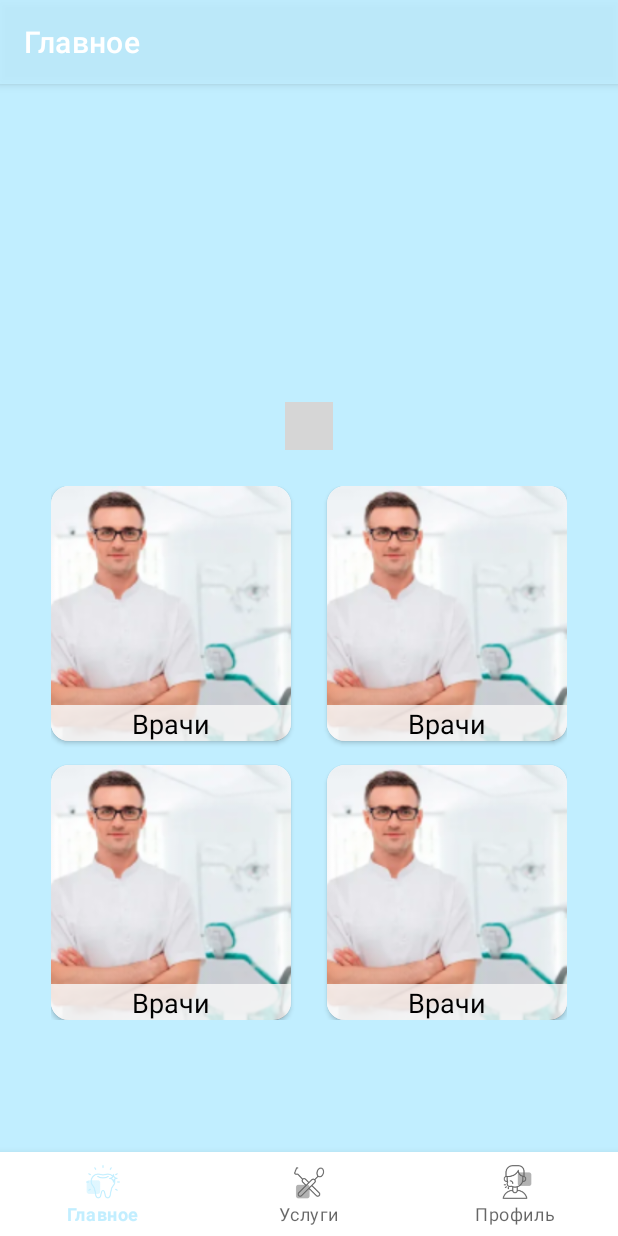
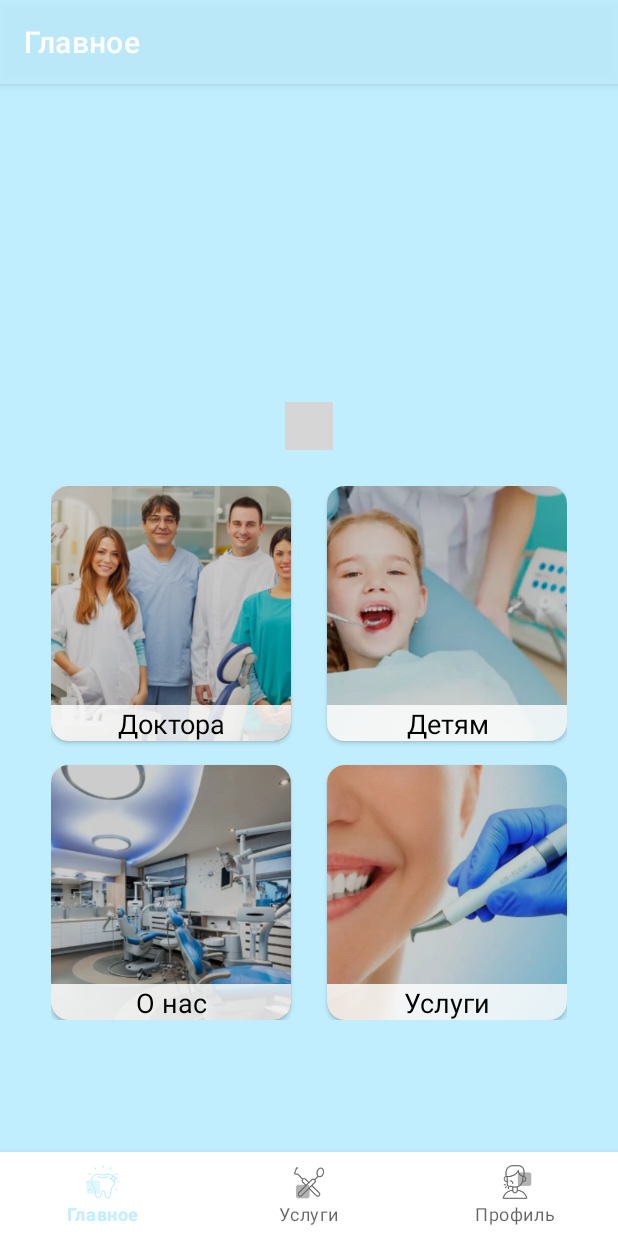
Before and after one commit to aycholpon-bektenbekova/Ibolot, an Android app: the screen it shows after launch (MainActivity), on a phone screen of 412 x 824 dp. Run offline under Robolectric (Android 15) with nearby library versions, the phone set to English and light mode, and no system bars; our stand-ins replace navigation-ui; libraries missing offline, so code that uses them is left out: by.kirich1409.viewbindingdelegate; plain views replace WormDotsIndicator; 5 statements that could not run were skipped; grey boxes are pictures that could not be loaded.

Commit message:
update main fragment

```diff
--- a/app/src/main/java/com/example/ibolot/ui/fragments/main/MainFragment.kt
+++ b/app/src/main/java/com/example/ibolot/ui/fragments/main/MainFragment.kt
@@ -5,6 +5,8 @@ import android.util.Log
 import android.view.View
 import android.view.ViewGroup
 import android.widget.LinearLayout
+import android.widget.Toast
+import androidx.navigation.fragment.findNavController
 import by.kirich1409.viewbindingdelegate.viewBinding
 import com.example.ibolot.R
 import com.example.ibolot.databinding.FragmentMainBinding
@@ -26,13 +28,27 @@ class MainFragment : BaseFragment(R.layout.fragment_main) {
         init()
     }
 
-    fun init() {
+    private fun init() {
         binding.viewPager2.adapter = adapter
         //binding.dotsInd.setViewPager2(binding.viewPager2)
 
-        Log.e("ololo" , "ololo")
-        adapter.addItems(PagerItem(R.drawable.main_img.toString() , 1))
+        binding.cardDoctors.setOnClickListener {
+            findNavController().navigate(R.id.doctorsFragment)
+        }
+        binding.cardChildren.setOnClickListener {
+            Toast.makeText(context, "Раздел находится в разработке", Toast.LENGTH_SHORT).show()
+        }
+        binding.cardAbout.setOnClickListener {
+            Toast.makeText(context, "Раздел находится в разработке", Toast.LENGTH_SHORT).show()
+        }
+        binding.cardServices.setOnClickListener {
+            findNavController().navigate(R.id.navigation_service)
+        }
+
+        Log.e("ololo", "ololo")
+        adapter.addItems(PagerItem(R.drawable.main_img.toString(), 1))
     }
+
     private fun onItemClick(item: PagerItem) {
     }
 }
--- a/app/src/main/res/layout/fragment_main.xml
+++ b/app/src/main/res/layout/fragment_main.xml
@@ -43,7 +43,7 @@
         android:orientation="vertical">
 
         <androidx.cardview.widget.CardView
-            android:id="@+id/card_view"
+            android:id="@+id/card_doctors"
             android:layout_width="160dp"
             android:layout_height="170dp"
             app:cardCornerRadius="12dp"
@@ -55,7 +55,7 @@
                 android:layout_width="match_parent"
                 android:layout_height="match_parent"
                 android:scaleType="centerCrop"
-                android:src="@drawable/item_doctor"
+                android:src="@drawable/img_doctors_card"
                 tools:ignore="ContentDescription" />
 
             <TextView
@@ -63,8 +63,8 @@
                 android:layout_width="match_parent"
                 android:layout_height="24sp"
                 android:layout_gravity="bottom"
-                android:background="#D3F8F8F8"
-                android:text="Врачи"
+                android:background="@color/card_color"
+                android:text="@string/doctors"
                 android:textAlignment="center"
                 android:textColor="@color/black"
                 android:textSize="18sp"
@@ -73,12 +73,12 @@
         </androidx.cardview.widget.CardView>
 
         <androidx.cardview.widget.CardView
-            android:id="@+id/card_view2"
+            android:id="@+id/card_children"
             android:layout_width="160dp"
             android:layout_height="170dp"
             android:layout_marginStart="24dp"
             app:cardCornerRadius="12dp"
-            app:layout_constraintStart_toEndOf="@id/card_view"
+            app:layout_constraintStart_toEndOf="@id/card_doctors"
             app:layout_constraintTop_toTopOf="parent">
 
             <ImageView
@@ -86,7 +86,7 @@
                 android:layout_width="match_parent"
                 android:layout_height="match_parent"
                 android:scaleType="centerCrop"
-                android:src="@drawable/item_doctor"
+                android:src="@drawable/img_children_card"
                 tools:ignore="ContentDescription" />
 
             <TextView
@@ -94,8 +94,8 @@
                 android:layout_width="match_parent"
                 android:layout_height="24sp"
                 android:layout_gravity="bottom"
-                android:background="#D3F8F8F8"
-                android:text="Врачи"
+                android:background="@color/card_color"
+                android:text="@string/card_children"
                 android:textAlignment="center"
                 android:textColor="@color/black"
                 android:textSize="18sp"
@@ -104,20 +104,20 @@
         </androidx.cardview.widget.CardView>
 
         <androidx.cardview.widget.CardView
-            android:id="@+id/card_view3"
+            android:id="@+id/card_about"
             android:layout_width="160dp"
             android:layout_height="170dp"
             android:layout_marginTop="16dp"
             app:cardCornerRadius="12dp"
             app:layout_constraintStart_toStartOf="parent"
-            app:layout_constraintTop_toBottomOf="@id/card_view">
+            app:layout_constraintTop_toBottomOf="@id/card_doctors">
 
             <ImageView
                 android:id="@+id/image_playlists3"
                 android:layout_width="match_parent"
                 android:layout_height="match_parent"
                 android:scaleType="centerCrop"
-                android:src="@drawable/item_doctor"
+                android:src="@drawable/img_about_us_card"
                 tools:ignore="ContentDescription" />
 
             <TextView
@@ -125,8 +125,8 @@
                 android:layout_width="match_parent"
                 android:layout_height="24sp"
                 android:layout_gravity="bottom"
-                android:background="#D3F8F8F8"
-                android:text="Врачи"
+                android:background="@color/card_color"
+                android:text="@string/card_about"
                 android:textAlignment="center"
                 android:textColor="@color/black"
                 android:textSize="18sp"
@@ -135,21 +135,21 @@
         </androidx.cardview.widget.CardView>
 
         <androidx.cardview.widget.CardView
-            android:id="@+id/card_view4"
+            android:id="@+id/card_services"
             android:layout_width="160dp"
             android:layout_height="170dp"
             android:layout_marginStart="24dp"
             android:layout_marginTop="16dp"
             app:cardCornerRadius="12dp"
-            app:layout_constraintStart_toEndOf="@id/card_view3"
-            app:layout_constraintTop_toBottomOf="@id/card_view2">
+            app:layout_constraintStart_toEndOf="@id/card_about"
+            app:layout_constraintTop_toBottomOf="@id/card_children">
 
             <ImageView
                 android:id="@+id/image_playlists4"
                 android:layout_width="match_parent"
                 android:layout_height="match_parent"
                 android:scaleType="centerCrop"
-                android:src="@drawable/item_doctor"
+                android:src="@drawable/img_service_card"
                 tools:ignore="ContentDescription" />
 
             <TextView
@@ -157,8 +157,8 @@
                 android:layout_width="match_parent"
                 android:layout_height="24sp"
                 android:layout_gravity="bottom"
-                android:background="#D3F8F8F8"
-                android:text="Врачи"
+                android:background="@color/card_color"
+                android:text="@string/card_services"
                 android:textAlignment="center"
                 android:textColor="@color/black"
                 android:textSize="18sp"
--- a/app/src/main/res/values/colors.xml
+++ b/app/src/main/res/values/colors.xml
@@ -9,4 +9,5 @@
     <color name="white">#FFFFFFFF</color>
     <color name="blue">#E0B9ECFF</color>
     <color name="background">#D3D6D3</color>
+    <color name="card_color">#D4FEFFFF</color>
 </resources>
--- a/app/src/main/res/values/strings.xml
+++ b/app/src/main/res/values/strings.xml
@@ -24,4 +24,7 @@
     <string name="et_sos">Опишите ваше беспокойство</string>
     <string name="doctors">Доктора</string>
     <string name="record">Запись</string>
+    <string name="card_children">Детям</string>
+    <string name="card_about">О нас</string>
+    <string name="card_services">Услуги</string>
 </resources>
```
Also changed, not shown: app/src/main/res/drawable/img_about_us_card.png (renamed from app/src/main/res/drawable/about_us.png), app/src/main/res/drawable/img_children_card.png (renamed from app/src/main/res/drawable/children.png), app/src/main/res/drawable/img_doctors_card.png (renamed from app/src/main/res/drawable/doctors.png), app/src/main/res/drawable/img_service_card.png (renamed from app/src/main/res/drawable/img.png).
